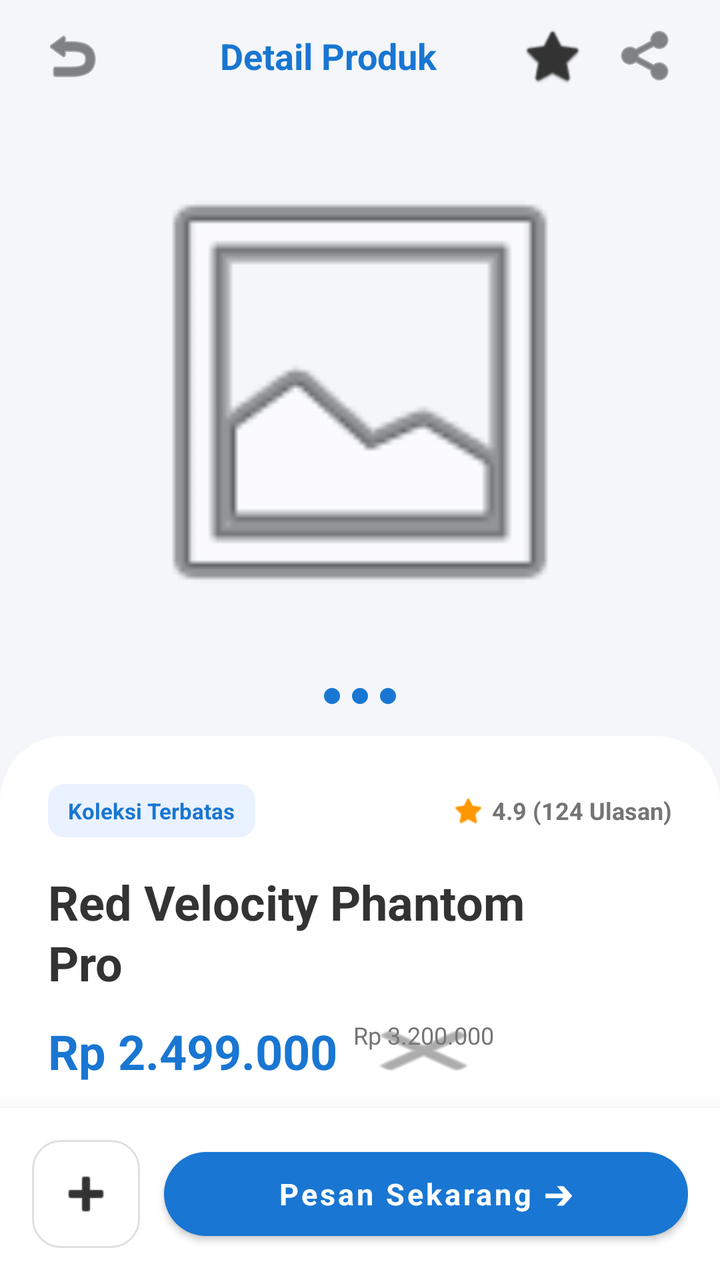
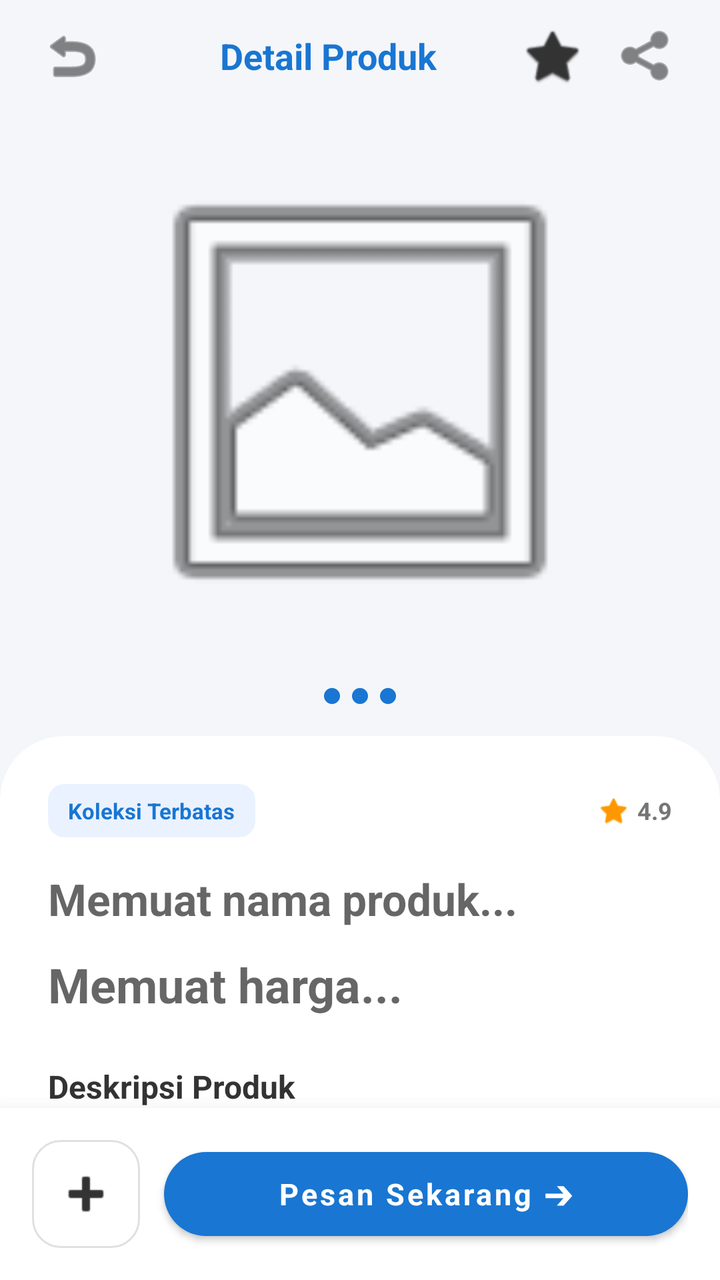

An Android layout rendered at two revisions. The XML below is the earlier revision; the diff shows what the commit changed to produce the second picture.
<!-- AndroidManifest.xml: application theme Theme.DataMart -->
<!-- res/layout/activity_detail_product.xml -->
<?xml version="1.0" encoding="utf-8"?>
<androidx.constraintlayout.widget.ConstraintLayout xmlns:android="http://schemas.android.com/apk/res/android"
    xmlns:app="http://schemas.android.com/apk/res-auto"
    android:layout_width="match_parent"
    android:layout_height="match_parent"
    android:background="@color/background_light">

    <LinearLayout
        android:id="@+id/topBarDetail"
        android:layout_width="match_parent"
        android:layout_height="?attr/actionBarSize"
        android:background="@color/background_light"
        android:gravity="center_vertical"
        android:orientation="horizontal"
        android:paddingHorizontal="16dp"
        app:layout_constraintTop_toTopOf="parent">

        <ImageButton
            android:id="@+id/btnBackDetail"
            android:layout_width="40dp"
            android:layout_height="40dp"
            android:background="?attr/selectableItemBackgroundBorderless"
            android:src="@android:drawable/ic_menu_revert"
            app:tint="@color/text_primary" />

        <TextView
            android:layout_width="0dp"
            android:layout_height="wrap_content"
            android:layout_marginStart="16dp"
            android:layout_weight="1"
            android:gravity="center"
            android:text="Detail Produk"
            android:textColor="@color/lumina_blue"
            android:textSize="18sp"
            android:textStyle="bold" />

        <ImageButton
            android:layout_width="40dp"
            android:layout_height="40dp"
            android:layout_marginEnd="8dp"
            android:background="?attr/selectableItemBackgroundBorderless"
            android:src="@android:drawable/btn_star_big_off"
            app:tint="@color/text_primary" />

        <ImageButton
            android:layout_width="40dp"
            android:layout_height="40dp"
            android:background="?attr/selectableItemBackgroundBorderless"
            android:src="@android:drawable/ic_menu_share"
            app:tint="@color/text_primary" />
    </LinearLayout>

    <androidx.core.widget.NestedScrollView
        android:layout_width="match_parent"
        android:layout_height="0dp"
        android:fillViewport="true"
        app:layout_constraintBottom_toTopOf="@id/bottomBarAction"
        app:layout_constraintTop_toBottomOf="@id/topBarDetail">

        <LinearLayout
            android:layout_width="match_parent"
            android:layout_height="wrap_content"
            android:orientation="vertical">

            <LinearLayout
                android:layout_width="match_parent"
                android:layout_height="wrap_content"
                android:gravity="center_horizontal"
                android:orientation="vertical"
                android:paddingBottom="16dp">

                <ImageView
                    android:id="@+id/ivProductMain"
                    android:layout_width="match_parent"
                    android:layout_height="280dp"
                    android:scaleType="fitCenter"
                    android:padding="16dp"
                    android:src="@android:drawable/ic_menu_gallery" />

                <LinearLayout
                    android:layout_width="wrap_content"
                    android:layout_height="wrap_content"
                    android:layout_marginTop="8dp"
                    android:orientation="horizontal">
                    <View android:layout_width="8dp" android:layout_height="8dp" android:layout_marginHorizontal="3dp" android:background="@drawable/bg_size_unselected" />
                    <View android:layout_width="8dp" android:layout_height="8dp" android:layout_marginHorizontal="3dp" android:background="@drawable/bg_size_unselected" />
                    <View android:layout_width="8dp" android:layout_height="8dp" android:layout_marginHorizontal="3dp" android:background="@drawable/bg_size_unselected" />
                </LinearLayout>
            </LinearLayout>

            <com.google.android.material.card.MaterialCardView
                android:layout_width="match_parent"
                android:layout_height="wrap_content"
                app:cardBackgroundColor="@color/white"
                app:cardCornerRadius="32dp"
                app:cardElevation="0dp"
                app:strokeWidth="0dp">

                <LinearLayout
                    android:layout_width="match_parent"
                    android:layout_height="wrap_content"
                    android:orientation="vertical"
                    android:padding="24dp">

                    <LinearLayout
                        android:layout_width="match_parent"
                        android:layout_height="wrap_content"
                        android:gravity="center_vertical"
                        android:orientation="horizontal">

                        <com.google.android.material.card.MaterialCardView
                            android:layout_width="wrap_content"
                            android:layout_height="wrap_content"
                            app:cardBackgroundColor="@color/lumina_blue_light"
                            app:cardCornerRadius="8dp"
                            app:cardElevation="0dp"
                            app:strokeWidth="0dp">
                            <TextView
                                android:layout_width="wrap_content"
                                android:layout_height="wrap_content"
                                android:paddingHorizontal="10dp"
                                android:paddingVertical="6dp"
                                android:text="Koleksi Terbatas"
                                android:textColor="@color/lumina_blue"
                                android:textSize="11sp"
                                android:textStyle="bold" />
                        </com.google.android.material.card.MaterialCardView>

                        <View
                            android:layout_width="0dp"
                            android:layout_height="1dp"
                            android:layout_weight="1" />

                        <ImageView
                            android:layout_width="16dp"
                            android:layout_height="16dp"
                            android:src="@android:drawable/btn_star_big_on"
                            app:tint="@color/orange_warning" />

                        <TextView
                            android:layout_width="wrap_content"
                            android:layout_height="wrap_content"
                            android:layout_marginStart="4dp"
                            android:text="4.9 (124 Ulasan)"
                            android:textColor="@color/text_secondary"
                            android:textSize="12sp"
                            android:textStyle="bold" />
                    </LinearLayout>

                    <TextView
                        android:id="@+id/tvDetailProductName"
                        android:layout_width="match_parent"
                        android:layout_height="wrap_content"
                        android:layout_marginTop="16dp"
                        android:text="Red Velocity Phantom\nPro"
                        android:textColor="@color/text_primary"
                        android:textSize="24sp"
                        android:textStyle="bold"
                        android:lineSpacingExtra="2dp" />

                    <LinearLayout
                        android:layout_width="match_parent"
                        android:layout_height="wrap_content"
                        android:layout_marginTop="12dp"
                        android:gravity="center_vertical"
                        android:orientation="horizontal">

                        <TextView
                            android:id="@+id/tvDetailProductPrice"
                            android:layout_width="wrap_content"
                            android:layout_height="wrap_content"
                            android:text="Rp 2.499.000"
                            android:textColor="@color/lumina_blue"
                            android:textSize="24sp"
                            android:textStyle="bold" />

                        <TextView
                            android:layout_width="wrap_content"
                            android:layout_height="wrap_content"
                            android:layout_marginStart="8dp"
                            android:text="Rp 3.200.000"
                            android:textColor="@color/text_secondary"
                            android:textSize="12sp"
                            android:background="@android:drawable/ic_menu_close_clear_cancel"
                            android:backgroundTint="@color/text_secondary" />
                    </LinearLayout>

                    <TextView
                        android:layout_width="wrap_content"
                        android:layout_height="wrap_content"
                        android:layout_marginTop="24dp"
                        android:text="Deskripsi Produk"
                        android:textColor="@color/text_primary"
                        android:textSize="16sp"
                        android:textStyle="bold" />

                    <TextView
                        android:layout_width="match_parent"
                        android:layout_height="wrap_content"
                        android:layout_marginTop="8dp"
                        android:lineSpacingExtra="5dp"
                        android:text="Rasakan kenyamanan maksimal dengan Red Velocity Phantom Pro. Didesain menggunakan teknologi aerodinamis terbaru untuk performa lari yang tak tertandingi. Material mesh premium memastikan sirkulasi udara optimal, menjaga kaki tetap sejuk bahkan dalam aktivitas intensitas tinggi."
                        android:textColor="@color/text_secondary"
                        android:textSize="13sp" />

                    <TextView
                        android:layout_width="wrap_content"
                        android:layout_height="wrap_content"
                        android:layout_marginTop="6dp"
                        android:text="Baca Selengkapnya ∨"
                        android:textColor="@color/lumina_blue"
                        android:textSize="12sp"
                        android:textStyle="bold" />

                    <TextView
                        android:layout_width="wrap_content"
                        android:layout_height="wrap_content"
                        android:layout_marginTop="24dp"
                        android:text="Pilihan Warna"
                        android:textColor="@color/text_primary"
                        android:textSize="16sp"
                        android:textStyle="bold" />

                    <LinearLayout
                        android:layout_width="match_parent"
                        android:layout_height="wrap_content"
                        android:layout_marginTop="12dp"
                        android:orientation="horizontal">
                        <View android:layout_width="38dp" android:layout_height="38dp" android:layout_marginEnd="12dp" android:background="@drawable/bg_size_unselected" android:backgroundTint="#E53935" />
                        <View android:layout_width="38dp" android:layout_height="38dp" android:layout_marginEnd="12dp" android:background="@drawable/bg_size_unselected" android:backgroundTint="#202431" />
                        <View android:layout_width="38dp" android:layout_height="38dp" android:background="@drawable/bg_size_unselected" android:backgroundTint="#215AD8" />
                    </LinearLayout>

                    <RelativeLayout
                        android:layout_width="match_parent"
                        android:layout_height="wrap_content"
                        android:layout_marginTop="24dp">
                        <TextView
                            android:layout_width="wrap_content"
                            android:layout_height="wrap_content"
                            android:text="Pilih Ukuran"
                            android:textColor="@color/text_primary"
                            android:textSize="16sp"
                            android:textStyle="bold" />
                        <TextView
                            android:layout_width="wrap_content"
                            android:layout_height="wrap_content"
                            android:layout_alignParentEnd="true"
                            android:layout_centerVertical="true"
                            android:text="Ukuran"
                            android:textColor="@color/lumina_blue"
                            android:textSize="12sp"
                            android:textStyle="bold" />
                    </RelativeLayout>

                    <LinearLayout
                        android:layout_width="match_parent"
                        android:layout_height="wrap_content"
                        android:layout_marginTop="12dp"
                        android:orientation="vertical">

                        <LinearLayout
                            android:layout_width="match_parent"
                            android:layout_height="44dp"
                            android:orientation="horizontal"
                            android:weightSum="4">
                            <TextView android:layout_width="0dp" android:layout_height="match_parent" android:layout_weight="1" android:layout_margin="3dp" android:background="@drawable/bg_size_unselected" android:gravity="center" android:text="40" android:textColor="@color/text_primary" android:textSize="12sp"/>
                            <TextView android:layout_width="0dp" android:layout_height="match_parent" android:layout_weight="1" android:layout_margin="3dp" android:background="@drawable/bg_size_unselected" android:gravity="center" android:text="41" android:textColor="@color/lumina_blue" android:textSize="12sp" android:textStyle="bold"/>
                            <TextView android:layout_width="0dp" android:layout_height="match_parent" android:layout_weight="1" android:layout_margin="3dp" android:background="@drawable/bg_size_unselected" android:gravity="center" android:text="42" android:textColor="@color/text_primary" android:textSize="12sp"/>
                            <TextView android:layout_width="0dp" android:layout_height="match_parent" android:layout_weight="1" android:layout_margin="3dp" android:background="@drawable/bg_size_unselected" android:gravity="center" android:text="43" android:textColor="@color/text_primary" android:textSize="12sp"/>
                        </LinearLayout>

                        <LinearLayout
                            android:layout_width="match_parent"
                            android:layout_height="44dp"
                            android:layout_marginTop="6dp"
                            android:orientation="horizontal"
                            android:weightSum="4">
                            <TextView android:layout_width="0dp" android:layout_height="match_parent" android:layout_weight="1" android:layout_margin="3dp" android:background="@drawable/bg_size_unselected" android:gravity="center" android:text="44" android:textColor="@color/text_primary" android:textSize="12sp"/>
                            <TextView android:layout_width="0dp" android:layout_height="match_parent" android:layout_weight="1" android:layout_margin="3dp" android:background="@drawable/bg_size_unselected" android:backgroundTint="#F4F6F9" android:gravity="center" android:text="45" android:textColor="@color/text_secondary" android:textSize="12sp"/>
                            <View android:layout_width="0dp" android:layout_height="match_parent" android:layout_weight="1" android:layout_margin="3dp" />
                            <View android:layout_width="0dp" android:layout_height="match_parent" android:layout_weight="1" android:layout_margin="3dp" />
                        </LinearLayout>
                    </LinearLayout>

                    <LinearLayout
                        android:layout_width="match_parent"
                        android:layout_height="wrap_content"
                        android:layout_marginTop="24dp"
                        android:layout_marginBottom="16dp"
                        android:orientation="horizontal"
                        android:weightSum="2">

                        <com.google.android.material.card.MaterialCardView
                            android:layout_width="0dp"
                            android:layout_height="wrap_content"
                            android:layout_weight="1"
                            android:layout_marginEnd="6dp"
                            app:cardBackgroundColor="#F4F6F9"
                            app:cardCornerRadius="14dp"
                            app:cardElevation="0dp"
                            app:strokeWidth="0dp">
                            <LinearLayout
                                android:layout_width="match_parent"
                                android:layout_height="wrap_content"
                                android:orientation="vertical"
                                android:padding="14dp">
                                <ImageView android:layout_width="20dp" android:layout_height="20dp" android:src="@android:drawable/ic_dialog_map" app:tint="@color/lumina_blue" />
                                <TextView android:layout_width="wrap_content" android:layout_height="wrap_content" android:layout_marginTop="6dp" android:text="Gratis Ongkir" android:textStyle="bold" android:textSize="13sp" android:textColor="@color/text_primary"/>
                                <TextView android:layout_width="wrap_content" android:layout_height="wrap_content" android:layout_marginTop="2dp" android:text="Min. belanja Rp 500b" android:textSize="11sp" android:textColor="@color/text_secondary"/>
                            </LinearLayout>
                        </com.google.android.material.card.MaterialCardView>

                        <com.google.android.material.card.MaterialCardView
                            android:layout_width="0dp"
                            android:layout_height="wrap_content"
                            android:layout_weight="1"
                            android:layout_marginStart="6dp"
                            app:cardBackgroundColor="#F4F6F9"
                            app:cardCornerRadius="14dp"
                            app:cardElevation="0dp"
                            app:strokeWidth="0dp">
                            <LinearLayout
                                android:layout_width="match_parent"
                                android:layout_height="wrap_content"
                                android:orientation="vertical"
                                android:padding="14dp">
                                <ImageView android:layout_width="20dp" android:layout_height="20dp" android:src="@android:drawable/ic_lock_power_off" app:tint="@color/lumina_blue" />
                                <TextView android:layout_width="wrap_content" android:layout_height="wrap_content" android:layout_marginTop="6dp" android:text="Garansi Ori" android:textStyle="bold" android:textSize="13sp" android:textColor="@color/text_primary"/>
                                <TextView android:layout_width="wrap_content" android:layout_height="wrap_content" android:layout_marginTop="2dp" android:text="Jaminan uang kembali" android:textSize="11sp" android:textColor="@color/text_secondary"/>
                            </LinearLayout>
                        </com.google.android.material.card.MaterialCardView>
                    </LinearLayout>

                </LinearLayout>
            </com.google.android.material.card.MaterialCardView>
        </LinearLayout>
    </androidx.core.widget.NestedScrollView>

    <LinearLayout
        android:id="@+id/bottomBarAction"
        android:layout_width="match_parent"
        android:layout_height="wrap_content"
        android:background="@color/white"
        android:elevation="16dp"
        android:gravity="center_vertical"
        android:orientation="horizontal"
        android:padding="16dp"
        app:layout_constraintBottom_toBottomOf="parent">

        <ImageButton
            android:id="@+id/btnAddToCartSmall"
            android:layout_width="54dp"
            android:layout_height="54dp"
            android:background="@drawable/bg_cart_button_small"
            android:src="@android:drawable/ic_input_add"
            app:tint="@color/text_primary" />

        <com.google.android.material.button.MaterialButton
            android:id="@+id/btnOrderNow"
            android:layout_width="0dp"
            android:layout_height="54dp"
            android:layout_marginStart="12dp"
            android:layout_weight="1"
            android:text="Pesan Sekarang ➔"
            android:textAllCaps="false"
            android:textSize="15sp"
            android:textStyle="bold"
            app:backgroundTint="@color/lumina_blue"
            app:cornerRadius="27dp" />
    </LinearLayout>

</androidx.constraintlayout.widget.ConstraintLayout>
<!-- resources referenced by this layout -->
<resources>
  <color name="background_light">#F4F6F9</color>
  <color name="lumina_blue">#1976D2</color>
  <color name="lumina_blue_light">#EAF2FF</color>
  <color name="orange_warning">#FF9800</color>
  <color name="text_primary">#333333</color>
  <color name="text_secondary">#757575</color>
  <color name="white">#FFFFFFFF</color>
  <!-- drawable bg_cart_button_small (drawable) -->
  <?xml version="1.0" encoding="utf-8"?>
  <shape xmlns:android="http://schemas.android.com/apk/res/android"
      android:shape="rectangle">
      <solid android:color="@color/white" />
      <stroke android:width="1dp" android:color="#E0E0E0" />
      <corners android:radius="14dp" />
  </shape>
  <!-- drawable bg_size_unselected (drawable) -->
  <?xml version="1.0" encoding="utf-8"?>
  <shape xmlns:android="http://schemas.android.com/apk/res/android"
      android:shape="rectangle">
      <solid android:color="#1976D2" />
      <corners android:radius="8dp" />
  </shape>
  <style name="Theme.DataMart" parent="Theme.MaterialComponents.DayNight.NoActionBar">
  
          <item name="colorPrimary">@color/colorPrimary</item>
          <item name="colorPrimaryVariant">@color/colorPrimaryDark</item>
          <item name="colorOnPrimary">@color/white</item>
  
          <item name="colorSecondary">@color/colorAccent</item>
          <item name="colorSecondaryVariant">@color/colorAccent</item>
          <item name="colorOnSecondary">@color/white</item>
  
          <item name="android:statusBarColor">@color/colorPrimaryDark</item>
  
          <item name="android:fontFamily">sans-serif</item>
      </style>
  <color name="colorPrimary">#1976D2</color>
  <color name="colorPrimaryDark">#115293</color>
  <color name="colorAccent">#FF4081</color>
</resources>

<!-- the commit's change to res/layout/activity_detail_product.xml (unified diff, before → after) -->
@@ -141,7 +141,7 @@
                             android:layout_width="wrap_content"
                             android:layout_height="wrap_content"
                             android:layout_marginStart="4dp"
-                            android:text="4.9 (124 Ulasan)"
+                            android:text="4.9"
                             android:textColor="@color/text_secondary"
                             android:textSize="12sp"
                             android:textStyle="bold" />
@@ -152,9 +152,9 @@
                         android:layout_width="match_parent"
                         android:layout_height="wrap_content"
                         android:layout_marginTop="16dp"
-                        android:text="Red Velocity Phantom\nPro"
+                        android:hint="Memuat nama produk..."
                         android:textColor="@color/text_primary"
-                        android:textSize="24sp"
+                        android:textSize="22sp"
                         android:textStyle="bold"
                         android:lineSpacingExtra="2dp" />
 
@@ -169,20 +169,10 @@
                             android:id="@+id/tvDetailProductPrice"
                             android:layout_width="wrap_content"
                             android:layout_height="wrap_content"
-                            android:text="Rp 2.499.000"
+                            android:hint="Memuat harga..."
                             android:textColor="@color/lumina_blue"
                             android:textSize="24sp"
                             android:textStyle="bold" />
-
-                        <TextView
-                            android:layout_width="wrap_content"
-                            android:layout_height="wrap_content"
-                            android:layout_marginStart="8dp"
-                            android:text="Rp 3.200.000"
-                            android:textColor="@color/text_secondary"
-                            android:textSize="12sp"
-                            android:background="@android:drawable/ic_menu_close_clear_cancel"
-                            android:backgroundTint="@color/text_secondary" />
                     </LinearLayout>
 
                     <TextView
@@ -199,7 +189,7 @@
                         android:layout_height="wrap_content"
                         android:layout_marginTop="8dp"
                         android:lineSpacingExtra="5dp"
-                        android:text="Rasakan kenyamanan maksimal dengan Red Velocity Phantom Pro. Didesain menggunakan teknologi aerodinamis terbaru untuk performa lari yang tak tertandingi. Material mesh premium memastikan sirkulasi udara optimal, menjaga kaki tetap sejuk bahkan dalam aktivitas intensitas tinggi."
+                        android:text="Informasi dan spesifikasi lengkap produk dapat dilihat langsung dari detail data resmi deskripsi retail server Amazon US."
                         android:textColor="@color/text_secondary"
                         android:textSize="13sp" />
 
@@ -242,15 +232,6 @@
                             android:textColor="@color/text_primary"
                             android:textSize="16sp"
                             android:textStyle="bold" />
-                        <TextView
-                            android:layout_width="wrap_content"
-                            android:layout_height="wrap_content"
-                            android:layout_alignParentEnd="true"
-                            android:layout_centerVertical="true"
-                            android:text="Ukuran"
-                            android:textColor="@color/lumina_blue"
-                            android:textSize="12sp"
-                            android:textStyle="bold" />
                     </RelativeLayout>
 
                     <LinearLayout
@@ -264,20 +245,8 @@
                             android:layout_height="44dp"
                             android:orientation="horizontal"
                             android:weightSum="4">
-                            <TextView android:layout_width="0dp" android:layout_height="match_parent" android:layout_weight="1" android:layout_margin="3dp" android:background="@drawable/bg_size_unselected" android:gravity="center" android:text="40" android:textColor="@color/text_primary" android:textSize="12sp"/>
-                            <TextView android:layout_width="0dp" android:layout_height="match_parent" android:layout_weight="1" android:layout_margin="3dp" android:background="@drawable/bg_size_unselected" android:gravity="center" android:text="41" android:textColor="@color/lumina_blue" android:textSize="12sp" android:textStyle="bold"/>
-                            <TextView android:layout_width="0dp" android:layout_height="match_parent" android:layout_weight="1" android:layout_margin="3dp" android:background="@drawable/bg_size_unselected" android:gravity="center" android:text="42" android:textColor="@color/text_primary" android:textSize="12sp"/>
-                            <TextView android:layout_width="0dp" android:layout_height="match_parent" android:layout_weight="1" android:layout_margin="3dp" android:background="@drawable/bg_size_unselected" android:gravity="center" android:text="43" android:textColor="@color/text_primary" android:textSize="12sp"/>
-                        </LinearLayout>
-
-                        <LinearLayout
-                            android:layout_width="match_parent"
-                            android:layout_height="44dp"
-                            android:layout_marginTop="6dp"
-                            android:orientation="horizontal"
-                            android:weightSum="4">
-                            <TextView android:layout_width="0dp" android:layout_height="match_parent" android:layout_weight="1" android:layout_margin="3dp" android:background="@drawable/bg_size_unselected" android:gravity="center" android:text="44" android:textColor="@color/text_primary" android:textSize="12sp"/>
-                            <TextView android:layout_width="0dp" android:layout_height="match_parent" android:layout_weight="1" android:layout_margin="3dp" android:background="@drawable/bg_size_unselected" android:backgroundTint="#F4F6F9" android:gravity="center" android:text="45" android:textColor="@color/text_secondary" android:textSize="12sp"/>
+                            <TextView android:layout_width="0dp" android:layout_height="match_parent" android:layout_weight="1" android:layout_margin="3dp" android:background="@drawable/bg_size_unselected" android:gravity="center" android:text="Standard" android:textColor="@color/text_primary" android:textSize="12sp"/>
+                            <View android:layout_width="0dp" android:layout_height="match_parent" android:layout_weight="1" android:layout_margin="3dp" />
                             <View android:layout_width="0dp" android:layout_height="match_parent" android:layout_weight="1" android:layout_margin="3dp" />
                             <View android:layout_width="0dp" android:layout_height="match_parent" android:layout_weight="1" android:layout_margin="3dp" />
                         </LinearLayout>
@@ -307,7 +276,6 @@
                                 android:padding="14dp">
                                 <ImageView android:layout_width="20dp" android:layout_height="20dp" android:src="@android:drawable/ic_dialog_map" app:tint="@color/lumina_blue" />
                                 <TextView android:layout_width="wrap_content" android:layout_height="wrap_content" android:layout_marginTop="6dp" android:text="Gratis Ongkir" android:textStyle="bold" android:textSize="13sp" android:textColor="@color/text_primary"/>
-                                <TextView android:layout_width="wrap_content" android:layout_height="wrap_content" android:layout_marginTop="2dp" android:text="Min. belanja Rp 500b" android:textSize="11sp" android:textColor="@color/text_secondary"/>
                             </LinearLayout>
                         </com.google.android.material.card.MaterialCardView>
 
@@ -327,11 +295,32 @@
                                 android:padding="14dp">
                                 <ImageView android:layout_width="20dp" android:layout_height="20dp" android:src="@android:drawable/ic_lock_power_off" app:tint="@color/lumina_blue" />
                                 <TextView android:layout_width="wrap_content" android:layout_height="wrap_content" android:layout_marginTop="6dp" android:text="Garansi Ori" android:textStyle="bold" android:textSize="13sp" android:textColor="@color/text_primary"/>
-                                <TextView android:layout_width="wrap_content" android:layout_height="wrap_content" android:layout_marginTop="2dp" android:text="Jaminan uang kembali" android:textSize="11sp" android:textColor="@color/text_secondary"/>
                             </LinearLayout>
                         </com.google.android.material.card.MaterialCardView>
                     </LinearLayout>
 
+                    <View
+                        android:layout_width="match_parent"
+                        android:layout_height="1dp"
+                        android:layout_marginTop="16dp"
+                        android:background="#E0E0E0" />
+
+                    <TextView
+                        android:layout_width="wrap_content"
+                        android:layout_height="wrap_content"
+                        android:layout_marginTop="24dp"
+                        android:text="Ulasan Pelanggan (Amazon)"
+                        android:textColor="@color/text_primary"
+                        android:textSize="16sp"
+                        android:textStyle="bold" />
+
+                    <androidx.recyclerview.widget.RecyclerView
+                        android:id="@+id/rvProductReviews"
+                        android:layout_width="match_parent"
+                        android:layout_height="wrap_content"
+                        android:layout_marginTop="12dp"
+                        android:layout_marginBottom="16dp"
+                        android:nestedScrollingEnabled="false" />
                 </LinearLayout>
             </com.google.android.material.card.MaterialCardView>
         </LinearLayout>
